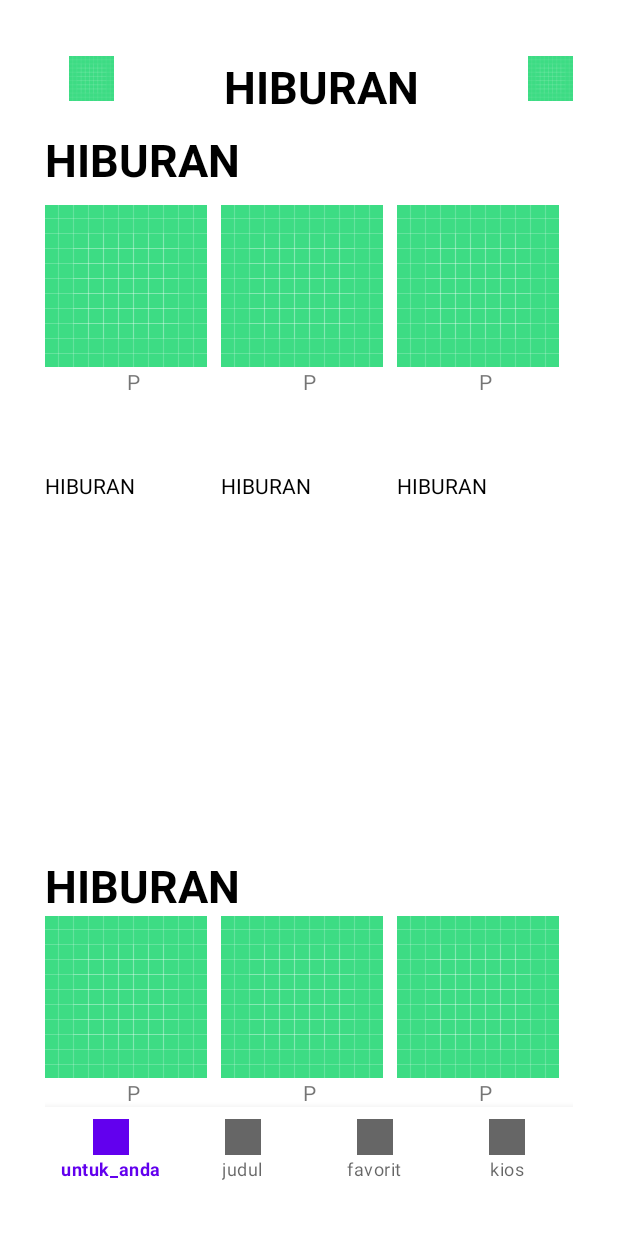
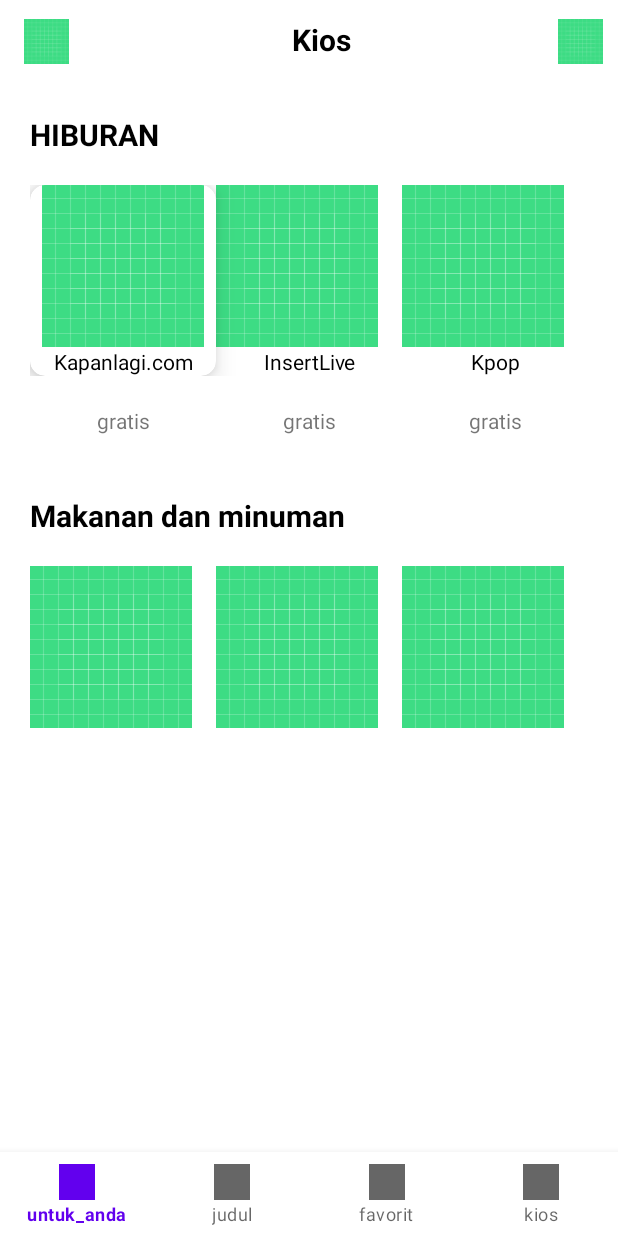
Before and after one commit to ridiculousigit/KelompokTiga, an Android app: the layout layout_faizal.xml on its own in the app's theme, with its tools: preview values and no code run, on a phone screen of 412 x 824 dp. Run offline under Robolectric (Android 15) with nearby library versions, the phone set to English and light mode, and no system bars.

Commit message:
layout_faizal

```diff
--- a/app/src/main/res/layout/layout_faizal.xml
+++ b/app/src/main/res/layout/layout_faizal.xml
@@ -2,7 +2,6 @@
 <androidx.constraintlayout.widget.ConstraintLayout xmlns:android="http://schemas.android.com/apk/res/android"
     android:layout_width="match_parent"
     android:layout_height="match_parent"
-    android:layout_margin="30dp"
     xmlns:app="http://schemas.android.com/apk/res-auto">
 
 
@@ -31,10 +30,11 @@
 
                 android:layout_width="wrap_content"
                 android:layout_height="wrap_content"
-                android:text="HIBURAN"
+                android:text="@string/kios"
                 android:textColor="@color/black"
-                android:textSize="30sp"
+                android:textSize="20sp"
                 android:textStyle="bold"
+                app:layout_constraintTop_toTopOf="parent"
                 app:layout_constraintStart_toStartOf="parent"
                 app:layout_constraintEnd_toEndOf="parent"
 
@@ -45,6 +45,7 @@
                 android:layout_width="30dp"
                 android:layout_height="30dp"
                 android:src="@drawable/ic_launcher_background"
+                android:layout_marginEnd="10dp"
                 app:layout_constraintEnd_toEndOf="parent"
                 app:layout_constraintTop_toTopOf="parent"/>
         </androidx.constraintlayout.widget.ConstraintLayout>
@@ -59,7 +60,8 @@
         android:layout_height="wrap_content"
         android:text="HIBURAN"
         android:textColor="@color/black"
-        android:textSize="30sp"
+        android:textSize="20sp"
+        android:layout_margin="20dp"
         android:textStyle="bold"
         app:layout_constraintStart_toStartOf="parent"
         app:layout_constraintTop_toBottomOf="@id/toolbar"
@@ -73,8 +75,47 @@
         app:layout_constraintStart_toStartOf="parent"
         app:layout_constraintEnd_toEndOf="parent"
         android:layout_marginTop="10dp"
+        android:layout_margin="20dp"
         app:layout_constraintTop_toBottomOf="@id/tvHiburan"
         android:orientation="horizontal">
+
+        <androidx.cardview.widget.CardView
+            android:layout_width="match_parent"
+            android:layout_height="match_parent"
+            app:cardElevation="10dp"
+            app:cardCornerRadius="10dp"
+            android:padding="10dp"
+            android:layout_weight="1">
+
+            <androidx.constraintlayout.widget.ConstraintLayout
+                android:layout_width="match_parent"
+                android:layout_height="wrap_content"
+               >
+
+                <ImageView
+                    android:id="@+id/imgKapanlagi"
+                    android:layout_width="wrap_content"
+                    android:layout_height="wrap_content"
+                    android:src="@drawable/ic_launcher_background"
+                    app:layout_constraintEnd_toEndOf="parent"
+                    app:layout_constraintStart_toStartOf="parent"
+                    app:layout_constraintTop_toTopOf="parent" />
+
+                <TextView
+                    android:layout_width="match_parent"
+                    android:layout_height="wrap_content"
+                    android:textAlignment="center"
+                    android:textColor="@color/black"
+                    android:text="@string/kapanlagi_com"
+                    app:layout_constraintEnd_toEndOf="parent"
+                    app:layout_constraintStart_toStartOf="parent"
+                    app:layout_constraintTop_toBottomOf="@id/imgKapanlagi"/>
+
+            </androidx.constraintlayout.widget.ConstraintLayout>
+
+
+
+        </androidx.cardview.widget.CardView>
 
         <LinearLayout
             android:layout_width="match_parent"
@@ -91,26 +132,8 @@
                 android:layout_width="match_parent"
                 android:layout_height="wrap_content"
                 android:textAlignment="center"
-                android:text="P"/>
-
-        </LinearLayout>
-
-        <LinearLayout
-            android:layout_width="match_parent"
-            android:layout_height="wrap_content"
-            android:orientation="vertical"
-            android:layout_weight="1">
-
-            <ImageView
-                android:layout_width="wrap_content"
-                android:layout_height="wrap_content"
-                android:src="@drawable/ic_launcher_background"/>
-
-            <TextView
-                android:layout_width="match_parent"
-                android:layout_height="wrap_content"
-                android:textAlignment="center"
-                android:text="P"/>
+                android:textColor="@color/black"
+                android:text="@string/insertlive"/>
 
         </LinearLayout>
         <LinearLayout
@@ -128,7 +151,8 @@
                 android:layout_width="match_parent"
                 android:layout_height="wrap_content"
                 android:textAlignment="center"
-                android:text="P"/>
+                android:textColor="@color/black"
+                android:text="@string/kpop"/>
 
         </LinearLayout>
 
@@ -139,6 +163,7 @@
         android:layout_width="match_parent"
         android:layout_height="wrap_content"
         android:layout_marginTop="50dp"
+        android:layout_margin="20dp"
         app:layout_constraintTop_toBottomOf="@id/linear1"
         android:orientation="horizontal">
 
@@ -149,10 +174,10 @@
 
             <TextView
 
-                android:layout_width="wrap_content"
+                android:layout_width="match_parent"
                 android:layout_height="wrap_content"
-                android:text="HIBURAN"
-                android:textColor="@color/black"
+                android:text="@string/gratis"
+                android:textAlignment="center"
 
                 />
 
@@ -164,10 +189,10 @@
 
             <TextView
 
-                android:layout_width="wrap_content"
+                android:layout_width="match_parent"
                 android:layout_height="wrap_content"
-                android:text="HIBURAN"
-                android:textColor="@color/black"
+                android:text="@string/gratis"
+                android:textAlignment="center"
 
                 />
 
@@ -178,12 +203,10 @@
             android:layout_weight="1">
 
             <TextView
-
-                android:layout_width="wrap_content"
+                android:layout_width="match_parent"
                 android:layout_height="wrap_content"
-                android:text="HIBURAN"
-                android:textColor="@color/black"
-
+                android:text="@string/gratis"
+                android:textAlignment="center"
                 />
 
         </LinearLayout>
@@ -191,17 +214,20 @@
     </LinearLayout>
 
 
-
     <TextView
         android:id="@+id/tv2"
         android:layout_width="wrap_content"
         android:layout_height="wrap_content"
-        android:text="HIBURAN"
+        android:layout_marginTop="40dp"
+        android:layout_marginStart="20dp"
+        android:layout_marginBottom="20dp"
+        android:text="Makanan dan minuman"
         android:textColor="@color/black"
-        android:textSize="30sp"
+        android:textSize="20sp"
         android:textStyle="bold"
         app:layout_constraintBottom_toTopOf="@+id/linear2"
-        app:layout_constraintStart_toStartOf="parent" />
+        app:layout_constraintStart_toStartOf="parent"
+        app:layout_constraintTop_toBottomOf="@+id/gratis" />
 
 
     <LinearLayout
@@ -210,7 +236,8 @@
         android:layout_height="wrap_content"
         android:layout_marginTop="10dp"
         android:orientation="horizontal"
-        app:layout_constraintBottom_toTopOf="@+id/bottomnav"
+        android:layout_margin="20dp"
+       app:layout_constraintTop_toBottomOf="@id/tv2"
         app:layout_constraintEnd_toEndOf="parent"
         app:layout_constraintStart_toStartOf="parent"
         >
@@ -226,11 +253,6 @@
                 android:layout_height="wrap_content"
                 android:src="@drawable/ic_launcher_background" />
 
-            <TextView
-                android:layout_width="match_parent"
-                android:layout_height="wrap_content"
-                android:text="P"
-                android:textAlignment="center" />
 
         </LinearLayout>
 
@@ -245,12 +267,6 @@
                 android:layout_height="wrap_content"
                 android:src="@drawable/ic_launcher_background" />
 
-            <TextView
-                android:layout_width="match_parent"
-                android:layout_height="wrap_content"
-                android:text="P"
-                android:textAlignment="center" />
-
         </LinearLayout>
 
         <LinearLayout
@@ -264,11 +280,6 @@
                 android:layout_height="wrap_content"
                 android:src="@drawable/ic_launcher_background" />
 
-            <TextView
-                android:layout_width="match_parent"
-                android:layout_height="wrap_content"
-                android:text="P"
-                android:textAlignment="center" />
 
         </LinearLayout>
 
--- a/app/src/main/res/values/strings.xml
+++ b/app/src/main/res/values/strings.xml
@@ -1,3 +1,8 @@
 <resources>
     <string name="app_name">Kelompok Tiga</string>
+    <string name="kapanlagi_com">Kapanlagi.com</string>
+    <string name="insertlive">InsertLive</string>
+    <string name="gratis">gratis</string>
+    <string name="kpop">Kpop</string>
+    <string name="kios">Kios</string>
 </resources>
```
